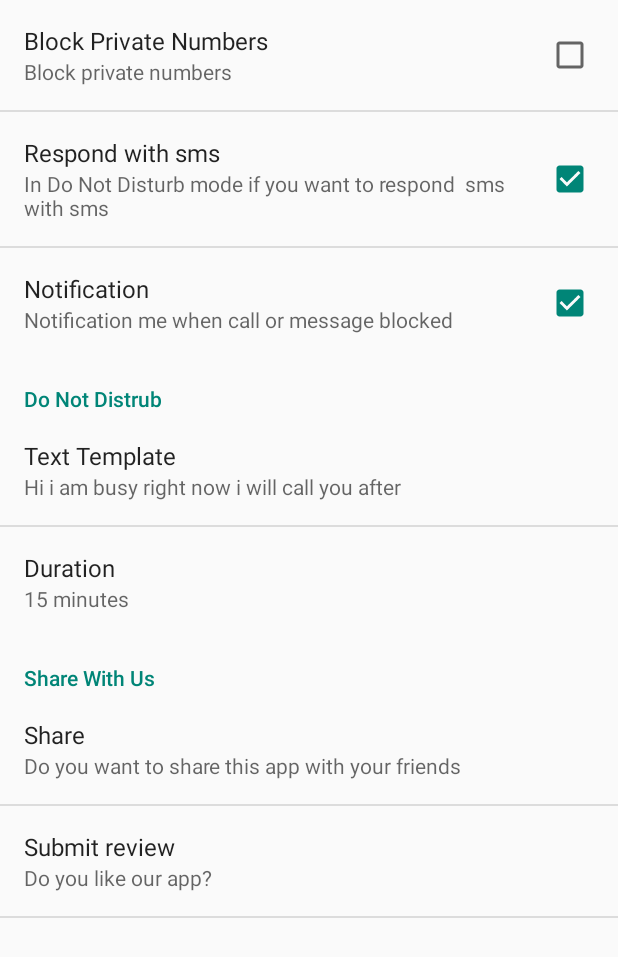
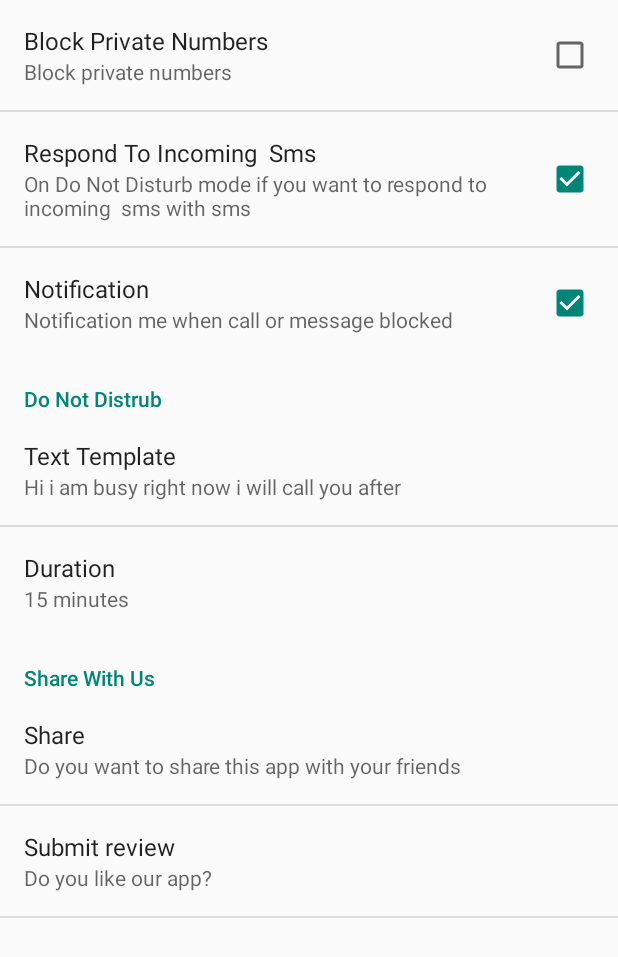
Before and after one commit to Rauf019/MyApplication, an Android app: the screen it shows after launch (SettingsActivity), after a tap on "Settting", on a phone screen of 412 x 824 dp. Shown: the top 957 px of the screen. Run offline under Robolectric (Android 15) with nearby library versions, the light colour scheme and no system bars; our stand-ins replace Picasso; libraries missing offline, so code that uses them is left out: com.google.i18n.phonenumbers.

Commit message:
Merge branch 'master' of C:\Users\My_Computer\AndroidStudioProjects\MyApplication5 with conflicts.

```diff
--- a/app/src/main/java/com/example/my_computer/myapplication/DataBaseHelper.java
+++ b/app/src/main/java/com/example/my_computer/myapplication/DataBaseHelper.java
@@ -11,7 +11,7 @@ import java.util.List;
 
 public class DataBaseHelper extends SQLiteOpenHelper {
 
-    private static final int DATABASE_VERSION = 2;
+    private static final int DATABASE_VERSION = 1;
     private static final String DATABASE_NAME = "Call_blocker";
     private static final String TABLE_CONTACTS = "Contacts";
     private static final String PHONE_NUMBER = " PHONE_NUMBER ";
--- a/app/src/main/java/com/example/my_computer/myapplication/FullscreenActivity.java
+++ b/app/src/main/java/com/example/my_computer/myapplication/FullscreenActivity.java
@@ -13,6 +13,7 @@ import android.provider.CallLog;
 import android.provider.ContactsContract;
 import android.widget.ProgressBar;
 
+import com.flurry.android.FlurryAgent;
 import com.google.i18n.phonenumbers.PhoneNumberUtil;
 import com.google.i18n.phonenumbers.Phonenumber;
 
@@ -33,28 +34,24 @@ public class FullscreenActivity extends Activity {
     protected void onPause() {
         super.onPause();
 
-
-//        execute.cancel(true);
-//        finish();
-
-
     }
 
-    //    @Override
-//    protected void onStart()
-//    {
-//        super.onStart();
-//        FlurryAgent.onStartSession(this, getString(R.string.FlurryAgent));
-//        FlurryAgent.setUserId("Full Activity");
-//        FlurryAgent.setLogEnabled(true);
-//        FlurryAgent.setLogEvents(true);
-//    }
-//    @Override
-//    protected void onStop()
-//    {
-//        super.onStop();
-//        FlurryAgent.onEndSession(this);
-//    }
+    @Override
+    protected void onStart() {
+        super.onStart();
+        FlurryAgent.onStartSession(this, getString(R.string.FlurryAgent));
+        FlurryAgent.logEvent("In Splash Screen");
+        FlurryAgent.setLogEnabled(true);
+        FlurryAgent.setLogEvents(true);
+    }
+
+    @Override
+    protected void onStop() {
+        super.onStop();
+
+        FlurryAgent.onEndSession(this);
+    }
+
     @Override
     public void onBackPressed() {
         //     super.onBackPressed();
@@ -89,6 +86,8 @@ public class FullscreenActivity extends Activity {
     void startMyTask(AsyncTask asyncTask) {
 
         if (Build.VERSION.SDK_INT >= Build.VERSION_CODES.HONEYCOMB)
+
+
             asyncTask.executeOnExecutor(AsyncTask.THREAD_POOL_EXECUTOR, null);
 
         else
--- a/app/src/main/java/com/example/my_computer/myapplication/MyActivity.java
+++ b/app/src/main/java/com/example/my_computer/myapplication/MyActivity.java
@@ -112,15 +112,15 @@ public class MyActivity extends ActionBarActivity implements ActionBar.TabListen
     protected void onStart() {
         super.onStart();
         FlurryAgent.onStartSession(this, getString(R.string.FlurryAgent));
-        FlurryAgent.setUserId("My Activity");
+        FlurryAgent.logEvent("In Main Activity");
         FlurryAgent.setLogEnabled(true);
+
         FlurryAgent.setLogEvents(true);
-
     }
-
     @Override
     protected void onStop() {
         super.onStop();
+
         FlurryAgent.onEndSession(this);
     }
 
@@ -610,7 +610,7 @@ public class MyActivity extends ActionBarActivity implements ActionBar.TabListen
 
                                                 }
                                             })
-                                            // Set the action buttons
+
                                     .setPositiveButton("Ok", new DialogInterface.OnClickListener() {
                                         @Override
                                         public void onClick(DialogInterface dialog, int id) {
--- a/app/src/main/java/com/example/my_computer/myapplication/SampleAdapter.java
+++ b/app/src/main/java/com/example/my_computer/myapplication/SampleAdapter.java
@@ -38,9 +38,8 @@ public class SampleAdapter extends ArrayAdapter<Contact> {
         mBackgroundColors.add(R.color.orange);
         mBackgroundColors.add(R.color.blue);
         mBackgroundColors.add(R.color.grey);
-        mBackgroundColors.add(R.color.red_light);
+
         mBackgroundColors.add(R.color.blue_light);
-        mBackgroundColors.add(R.color.green);
 
 
     }
@@ -61,7 +60,7 @@ public class SampleAdapter extends ArrayAdapter<Contact> {
             if (convertView == null) {
                 convertView = mLayoutInflater.inflate(R.layout.list_item_sample, parent, false);
                 vh = new ViewHolder();
-//                vh.txtLineOne = (DynamicHeightTextView) convertView.findViewById(R.id.txt_line1);
+
                 vh.txtLineOne = (TextView) convertView.findViewById(R.id.txt_line1);
                 vh.contact_img = (ImageView) convertView.findViewById(R.id.contact_image);
                 vh.Del_btn = (ImageView) convertView.findViewById(R.id.del);
@@ -77,7 +76,6 @@ public class SampleAdapter extends ArrayAdapter<Contact> {
 
             convertView.setBackgroundResource(mBackgroundColors.get(backgroundIndex));
 
-//            vh.txtLineOne.setHeightRatio(1.52);
 
             final Contact contact = contact1.get(position);
 
--- a/app/src/main/java/com/example/my_computer/myapplication/SettingsActivity.java
+++ b/app/src/main/java/com/example/my_computer/myapplication/SettingsActivity.java
@@ -7,6 +7,8 @@ import android.preference.ListPreference;
 import android.preference.Preference;
 import android.preference.PreferenceActivity;
 import android.preference.PreferenceManager;
+
+import com.flurry.android.FlurryAgent;
 
 
 public class SettingsActivity extends PreferenceActivity {
@@ -79,6 +81,22 @@ public class SettingsActivity extends PreferenceActivity {
     }
 
     @Override
+    protected void onStart() {
+        super.onStart();
+        FlurryAgent.onStartSession(this, getString(R.string.FlurryAgent));
+        FlurryAgent.logEvent("In Setting");
+        FlurryAgent.setLogEnabled(true);
+        FlurryAgent.setLogEvents(true);
+    }
+
+    @Override
+    protected void onStop() {
+        super.onStop();
+
+        FlurryAgent.onEndSession(this);
+    }
+
+    @Override
     protected void onPostCreate(Bundle savedInstanceState) {
         super.onPostCreate(savedInstanceState);
 
--- a/app/src/main/res/xml/pref_notification.xml
+++ b/app/src/main/res/xml/pref_notification.xml
@@ -11,8 +11,8 @@
     <CheckBoxPreference
         android:defaultValue="true"
         android:key="sms_enable"
-        android:summary="In Do Not Disturb mode if you want to respond  sms with sms "
-        android:title="Respond with sms " />
+        android:summary="On Do Not Disturb mode if you want to respond to incoming  sms with sms "
+        android:title="Respond To Incoming  Sms " />
 
 
     <CheckBoxPreference
```
Also changed, not shown: app/src/main/res/layout/custom_row.xml (+7 -8 lines).
